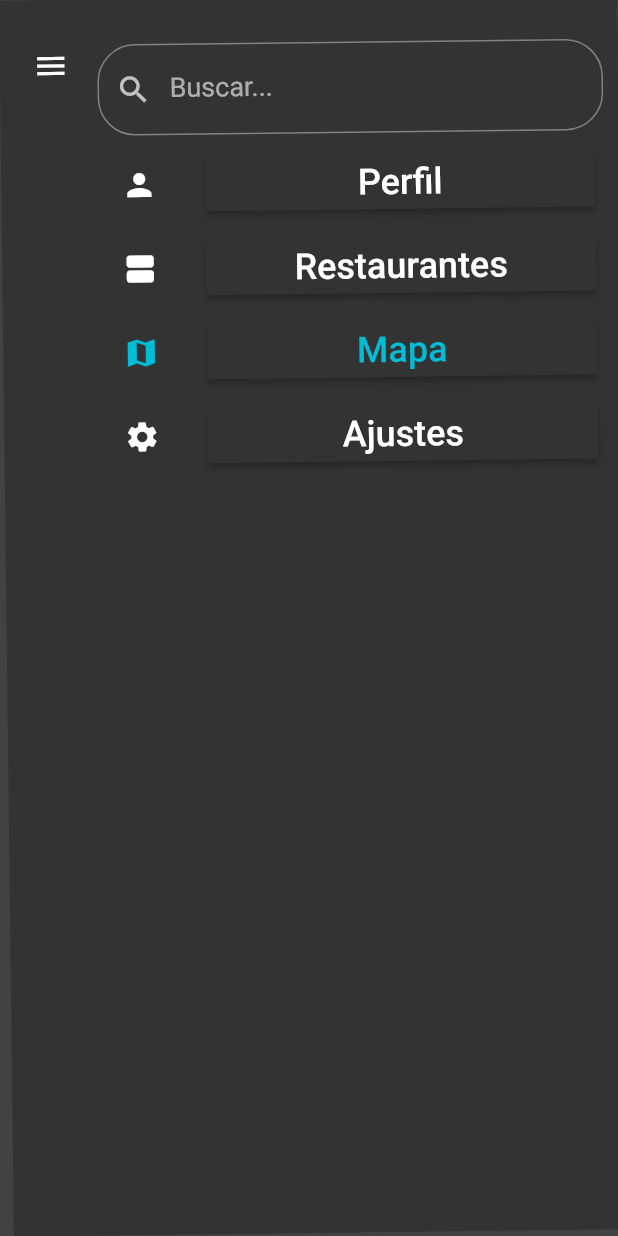
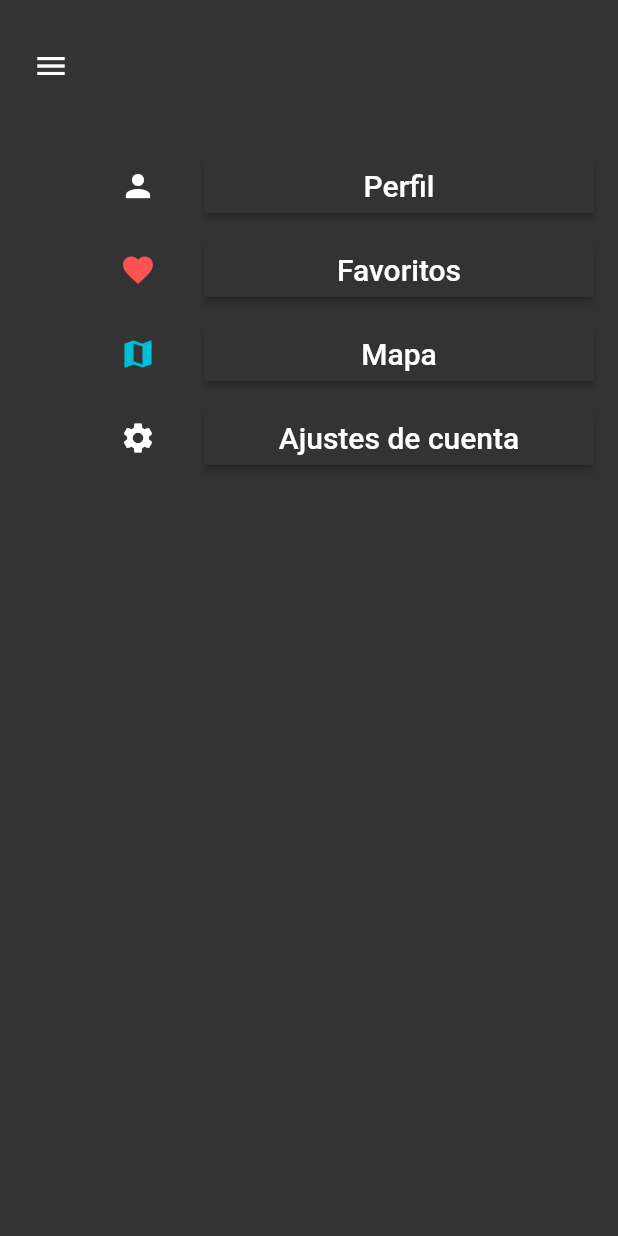
Before and after one commit to FenriRuiz/The_Good_Plate, a Flutter app: the GuillotineMenu widget shown alone on an empty page, opened directly, after a tap on the "menu" icon, on a phone screen of 412 x 824 dp. Run offline on Flutter 3.47's test engine with Material 2 defaults, Android fonts, the phone set to English and light mode, and no system bars; our stand-ins replace google_maps_flutter; network calls fail; Roboto replaces fonts that are missing (Montserrat).

Commit message:
Aparición de botones
He reducido el tiempo de aparición y añadido un efecto de aparición a los botónes del menú de guillotina

```diff
--- a/lib/auxiliar/guillotinaMenu.dart
+++ b/lib/auxiliar/guillotinaMenu.dart
@@ -13,8 +13,11 @@ class _GuillotineMenuState extends State<GuillotineMenu>
   AnimationController animationControllerMenu;
   Animation<double> animationMenu;
   Animation<double> animationTitleFadeInOut;
+  Animation<double> animationTitleFadeIn;
   _GuillotineAnimationStatus menuAnimationStatus;
   TextEditingController _controller = TextEditingController();
+  TextStyle style = TextStyle(fontFamily: 'Montserrat', fontSize: 20.0);
+
 
   double pi = 3.14;
 
@@ -25,9 +28,9 @@ class _GuillotineMenuState extends State<GuillotineMenu>
       "color": Colors.white,
     },
     {
-      "icon": Icons.view_agenda,
-      "title": "Restaurantes",
-      "color": Colors.white,
+      "icon": Icons.favorite,
+      "title": "Favoritos",
+      "color": Colors.redAccent,
     },
     {
       "icon": Icons.map,
@@ -36,7 +39,7 @@ class _GuillotineMenuState extends State<GuillotineMenu>
     },
     {
       "icon": Icons.settings,
-      "title": "Ajustes",
+      "title": "Ajustes de cuenta",
       "color": Colors.white,
     }
   ];
@@ -49,7 +52,7 @@ class _GuillotineMenuState extends State<GuillotineMenu>
 //Inicialización del controlador de la animacion
     animationControllerMenu = new AnimationController(
         duration: const Duration(
-          milliseconds: 2000,
+          milliseconds: 1000,
         ),
         vsync: this)
       ..addListener(() {});
@@ -59,7 +62,7 @@ class _GuillotineMenuState extends State<GuillotineMenu>
         new Tween(begin: -pi / 2.0, end: 0.0).animate(new CurvedAnimation(
       parent: animationControllerMenu,
       curve: Curves.fastLinearToSlowEaseIn,
-      reverseCurve: Curves.fastLinearToSlowEaseIn,
+      reverseCurve: Curves.fastOutSlowIn,
     ))
           ..addListener(() {
             setState(() {
@@ -83,6 +86,15 @@ class _GuillotineMenuState extends State<GuillotineMenu>
         0.0,
         0.5,
         curve: Curves.ease,
+      ),
+    ));
+    animationTitleFadeIn =
+        new Tween(begin: 0.0, end: 1.0).animate(new CurvedAnimation(
+      parent: animationControllerMenu,
+      curve: new Interval(
+        0.0,
+        0.5,
+        curve: Curves.easeIn,
       ),
     ));
   }
@@ -138,8 +150,7 @@ class _GuillotineMenuState extends State<GuillotineMenu>
               //*Titulo menu
               new Positioned.fill(
                 top: 70.0,
-                left: 65.0,
-
+                left: 66.0,
                 child: new Transform.rotate(
                     alignment: Alignment.topLeft,
                     origin: Offset.zero,
@@ -180,7 +191,7 @@ class _GuillotineMenuState extends State<GuillotineMenu>
                 ),
               ),
               //!Buscador
-              Padding(
+              /*Padding(
                 padding: const EdgeInsets.fromLTRB(65, 30, 10, 0),
                 child: TextField(
                     controller: _controller,
@@ -192,13 +203,15 @@ class _GuillotineMenuState extends State<GuillotineMenu>
                         border: OutlineInputBorder(
                             borderRadius:
                                 BorderRadius.all(Radius.circular(25.0))))),
-              ),
+              ),*/
               //*Contenido menu
               new Padding(
                 padding: const EdgeInsets.only(left: 64.0, top: 96.0),
                 child: new Container(
                   width: double.infinity,
                   height: double.infinity,
+                  child:new Opacity(
+                    opacity: animationTitleFadeIn.value,
                     child: new Column(
                       mainAxisAlignment: MainAxisAlignment.start,
                       children: _menus.map((menuItem) {
@@ -212,15 +225,18 @@ class _GuillotineMenuState extends State<GuillotineMenu>
                             color: Color(0xFF333333),
                             splashColor: Color.fromRGBO(100, 230, 235, 100),
                             padding: EdgeInsets.all(0),
-                          onPressed: () {switchUser(menuItem["title"]);},
+                            onPressed: () {
+                              switchUser(menuItem["title"]);
+                            },
                             child: new Text(
                               menuItem["title"],
-                            style: new TextStyle(
-                                color: menuItem["color"], fontSize: 24.0),
+                              style: style
+
                             ),
                           ),
                         );
                       }).toList(),
+                    ),
                   ),
                 ),
               )
--- a/lib/rutas/restaurantes_recomendados.dart
+++ b/lib/rutas/restaurantes_recomendados.dart
@@ -67,7 +67,7 @@ class _RestaurantesRecomendadosState extends State<RestaurantesRecomendados> {
                 )
               ],
             ),*/
-            SizedBox(height: 60.0),
+            SizedBox(height: 80.0),
             Expanded(child: Scaffold(body: ListaRestaurantes()))
           ],
         ));
```
Lines whose indentation alone changed are shown as unchanged.
